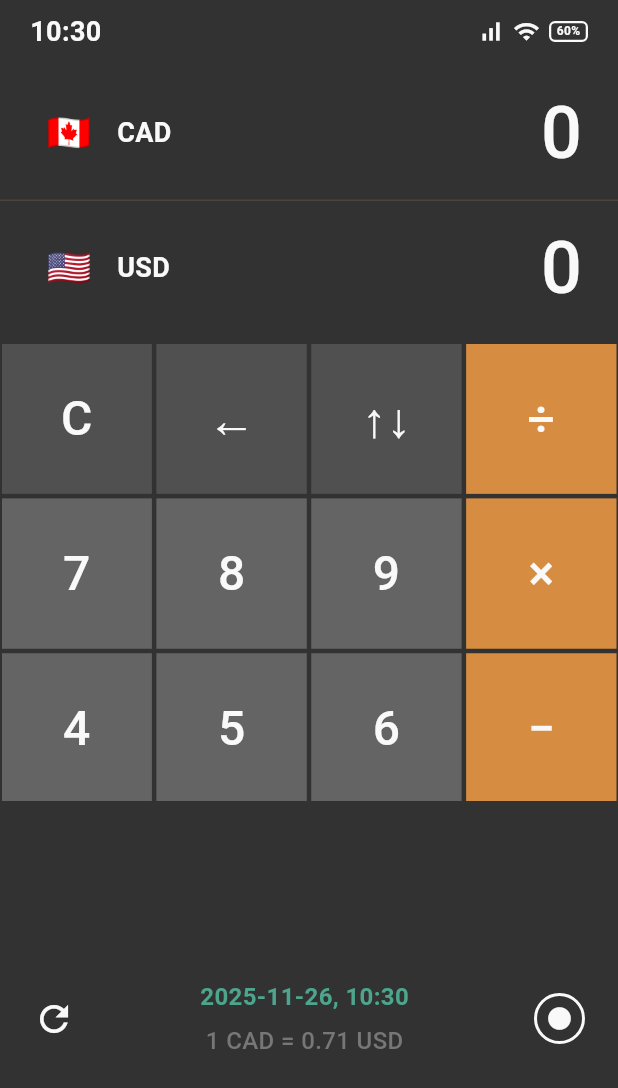
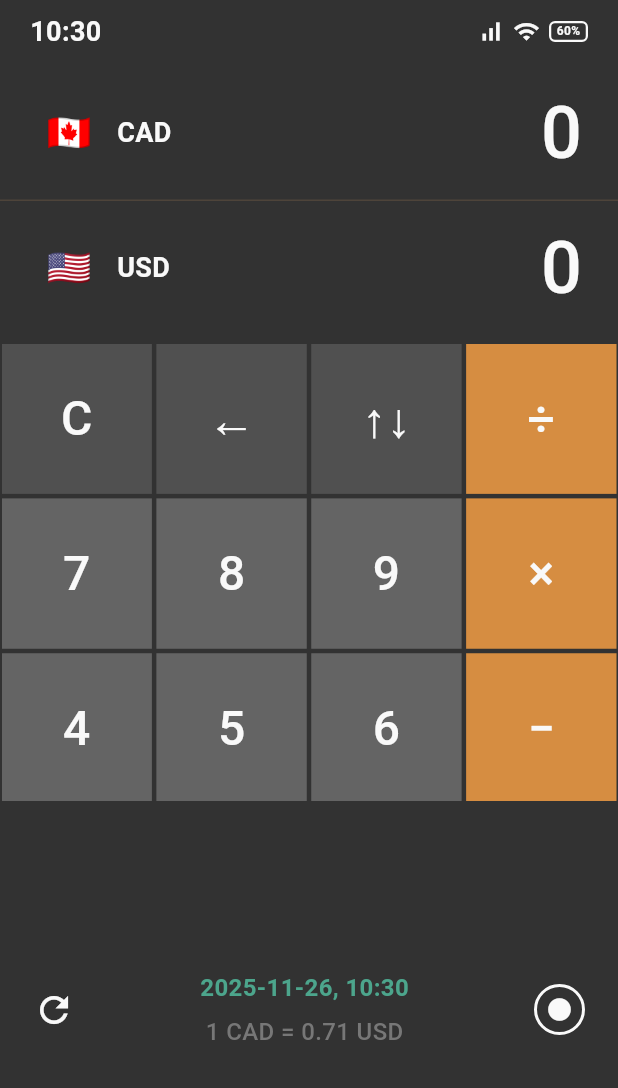
Before and after one commit to uzorgame/CurrencyConverter-Web, a Flutter app: the screen it shows after launch, on a phone screen of 412 x 824 dp. Shown: the top 1088 px of the screen. Run offline on Flutter 3.47's test engine with Material 3 defaults, Android fonts, the phone set to English and light mode, and no system bars; Roboto replaces fonts that are missing (SF Pro Display).

Commit message:
Fix rate panel height placement

```diff
--- a/lib/main.dart
+++ b/lib/main.dart
@@ -32,6 +32,7 @@ class CurrencyConverterScreen extends StatelessWidget {
 
     return Scaffold(
       body: SafeArea(
+        bottom: false,
         child: Column(
           children: [
             const _StatusTime(),
@@ -252,7 +253,7 @@ class _RatePanel extends StatelessWidget {
       width: double.infinity,
       height: 290,
       color: _AppColors.bgMain,
-      padding: const EdgeInsets.symmetric(horizontal: 22, vertical: 20),
+      padding: const EdgeInsets.fromLTRB(22, 20, 22, 32),
       child: Row(
         mainAxisAlignment: MainAxisAlignment.spaceBetween,
         crossAxisAlignment: CrossAxisAlignment.center,
```
